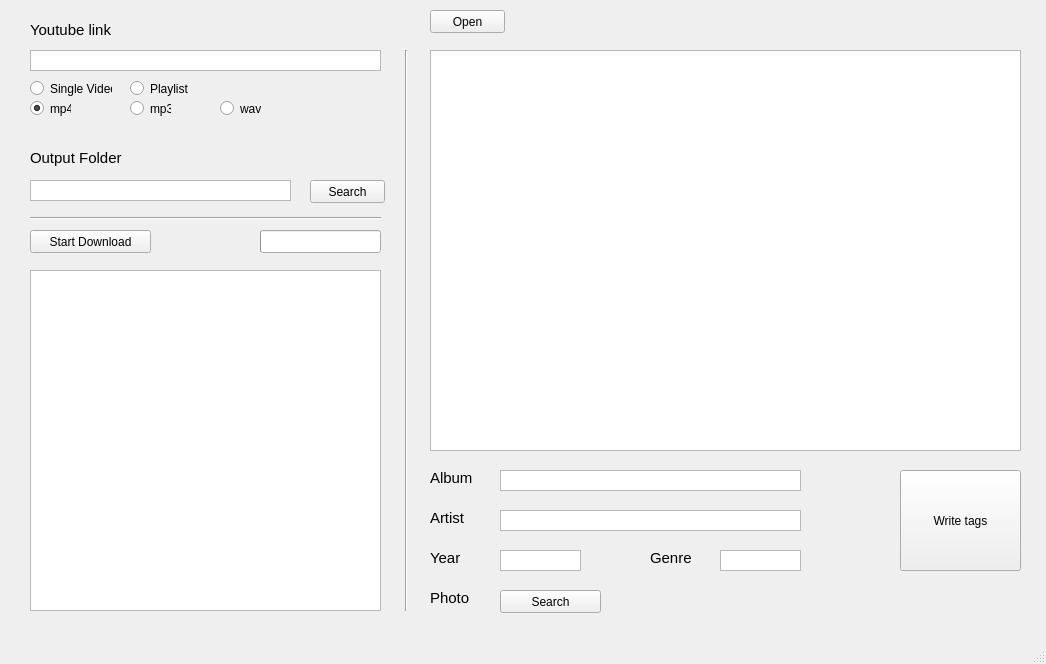
This is qt_gui.ui in mavaras/YouTube-Downloader as Qt 5 draws it before an edit. The edited form follows.
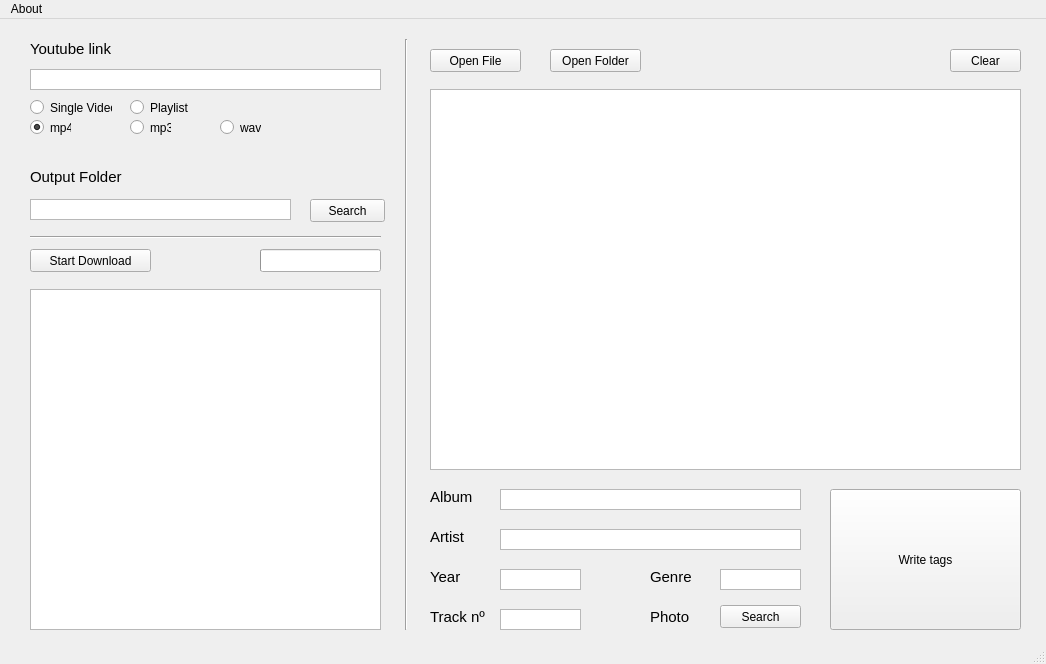
This is the edited form. Icons and pictures are not drawn.

Commit message: single file tag edit

Diff of the .ui file:
```diff
--- a/qt_gui.ui
+++ b/qt_gui.ui
@@ -279,9 +279,9 @@
     <property name="geometry">
      <rect>
       <x>430</x>
-      <y>50</y>
+      <y>70</y>
       <width>591</width>
-      <height>401</height>
+      <height>381</height>
      </rect>
     </property>
     <property name="horizontalScrollBarPolicy">
@@ -292,9 +292,9 @@
     <property name="geometry">
      <rect>
       <x>396</x>
-      <y>50</y>
+      <y>20</y>
       <width>20</width>
-      <height>561</height>
+      <height>591</height>
      </rect>
     </property>
     <property name="orientation">
@@ -304,10 +304,10 @@
    <widget class="QPushButton" name="button_writetags">
     <property name="geometry">
      <rect>
-      <x>900</x>
+      <x>830</x>
       <y>470</y>
-      <width>121</width>
-      <height>101</height>
+      <width>191</width>
+      <height>141</height>
      </rect>
     </property>
     <property name="text">
@@ -437,7 +437,7 @@
    <widget class="QLabel" name="label_6">
     <property name="geometry">
      <rect>
-      <x>430</x>
+      <x>650</x>
       <y>590</y>
       <width>51</width>
       <height>16</height>
@@ -455,9 +455,9 @@
    <widget class="QPushButton" name="button_searchphoto">
     <property name="geometry">
      <rect>
-      <x>500</x>
-      <y>590</y>
-      <width>101</width>
+      <x>720</x>
+      <y>586</y>
+      <width>81</width>
       <height>23</height>
      </rect>
     </property>
@@ -509,13 +509,79 @@
     <property name="geometry">
      <rect>
       <x>430</x>
-      <y>10</y>
-      <width>75</width>
+      <y>30</y>
+      <width>91</width>
       <height>23</height>
      </rect>
     </property>
     <property name="text">
-     <string>Open</string>
+     <string>Open File</string>
+    </property>
+   </widget>
+   <widget class="QLabel" name="label_8">
+    <property name="geometry">
+     <rect>
+      <x>430</x>
+      <y>590</y>
+      <width>61</width>
+      <height>16</height>
+     </rect>
+    </property>
+    <property name="font">
+     <font>
+      <pointsize>11</pointsize>
+     </font>
+    </property>
+    <property name="text">
+     <string>Track nº</string>
+    </property>
+   </widget>
+   <widget class="QTextEdit" name="textEdit_trackn">
+    <property name="enabled">
+     <bool>true</bool>
+    </property>
+    <property name="geometry">
+     <rect>
+      <x>500</x>
+      <y>590</y>
+      <width>81</width>
+      <height>21</height>
+     </rect>
+    </property>
+    <property name="acceptDrops">
+     <bool>true</bool>
+    </property>
+    <property name="verticalScrollBarPolicy">
+     <enum>Qt::ScrollBarAlwaysOff</enum>
+    </property>
+    <property name="horizontalScrollBarPolicy">
+     <enum>Qt::ScrollBarAlwaysOff</enum>
+    </property>
+   </widget>
+   <widget class="QPushButton" name="button_openfolder">
+    <property name="geometry">
+     <rect>
+      <x>550</x>
+      <y>30</y>
+      <width>91</width>
+      <height>23</height>
+     </rect>
+    </property>
+    <property name="text">
+     <string>Open Folder</string>
+    </property>
+   </widget>
+   <widget class="QPushButton" name="button_openfolder_2">
+    <property name="geometry">
+     <rect>
+      <x>950</x>
+      <y>30</y>
+      <width>71</width>
+      <height>23</height>
+     </rect>
+    </property>
+    <property name="text">
+     <string>Clear</string>
     </property>
    </widget>
   </widget>
@@ -528,6 +594,14 @@
      <height>21</height>
     </rect>
    </property>
+   <widget class="QMenu" name="menuAbout">
+    <property name="title">
+     <string>About</string>
+    </property>
+    <addaction name="actionOfficial_Site"/>
+    <addaction name="actionAbout"/>
+   </widget>
+   <addaction name="menuAbout"/>
   </widget>
   <widget class="QStatusBar" name="statusbar"/>
  </widget>
```
Left out of the diff: 10 changed lines with no effect on the pictures. The commit also changes 7 other files.
